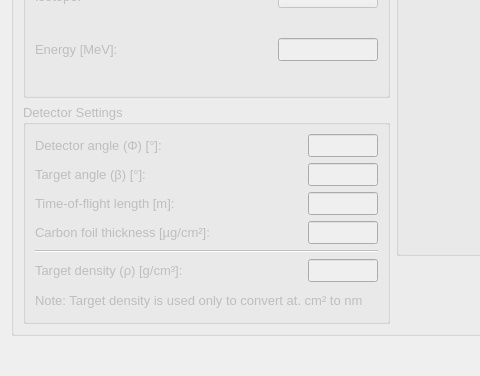
JYU-IBA/potku, file ui_files/ui_measurement_measuring_unit_settings.ui: the form before one commit; both pictures show x 0 to 480 and y 219 to 595 of the 739 by 595 pixel window.
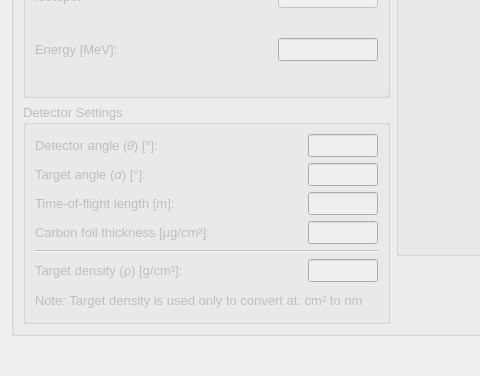
The form after the commit.

Commit message: Remove unused spinboxes from measurement settings. Change symbols of angles (in UI).

```diff
--- a/ui_files/ui_measurement_measuring_unit_settings.ui
+++ b/ui_files/ui_measurement_measuring_unit_settings.ui
@@ -246,7 +246,7 @@
                <item>
                 <widget class="QLabel" name="label_17">
                  <property name="text">
-                  <string>Detector angle (Φ) [°]:</string>
+                  <string>Detector angle (𝜃) [°]:</string>
                  </property>
                 </widget>
                </item>
@@ -366,7 +366,7 @@
                <item>
                 <widget class="QLabel" name="label_16">
                  <property name="text">
-                  <string>Target angle (β) [°]:</string>
+                  <string>Target angle (𝛼) [°]:</string>
                  </property>
                 </widget>
                </item>
```
The commit also changes 4 other files.
